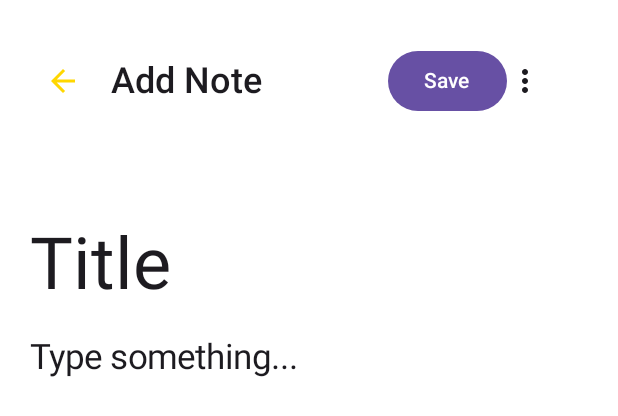
After one commit to rahulbodh/ColorfulToDo, an Android app built with Jetpack Compose: the @Preview function AddScreen, on a phone screen of 412 x 824 dp. The commit adds this screen. Shown: the top 416 px of the screen. Run offline under Robolectric (Android 15) with nearby library versions, the phone set to English and light mode, and no system bars.

Commit message:
Add Notes screen

```diff
--- a/app/src/main/java/com/example/colorfultodo/ui/theme/Color.kt
+++ b/app/src/main/java/com/example/colorfultodo/ui/theme/Color.kt
@@ -22,3 +22,4 @@ val violet = Color(0xffB69CFF)
 val dark_violet = Color(0xFF9B6A9B)
 val rose = Color(0xABFF007F)
 val gray_white = Color(0xFFECE9E9)
+val dark_yellow = Color(0xFFFFD700)
--- /dev/null
+++ b/app/src/main/java/com/example/colorfultodo/view/AddScreen.kt
@@ -0,0 +1,75 @@
+package com.example.colorfultodo.view
+
+import android.R
+import androidx.compose.foundation.background
+import androidx.compose.foundation.layout.Column
+import androidx.compose.foundation.layout.Row
+import androidx.compose.foundation.layout.Spacer
+import androidx.compose.foundation.layout.fillMaxSize
+import androidx.compose.foundation.layout.fillMaxWidth
+import androidx.compose.foundation.layout.padding
+import androidx.compose.material.icons.Icons
+import androidx.compose.material.icons.filled.ArrowBack
+import androidx.compose.material.icons.filled.MoreVert
+import androidx.compose.material3.Button
+import androidx.compose.material3.Icon
+import androidx.compose.material3.IconButton
+import androidx.compose.material3.Scaffold
+import androidx.compose.material3.Text
+import androidx.compose.runtime.Composable
+import androidx.compose.ui.Alignment
+import androidx.compose.ui.Modifier
+import androidx.compose.ui.graphics.Color
+import androidx.compose.ui.text.font.FontWeight
+import androidx.compose.ui.tooling.preview.Preview
+import androidx.compose.ui.unit.dp
+import androidx.compose.ui.unit.sp
+import com.example.colorfultodo.ui.theme.dark_yellow
+import com.example.colorfultodo.ui.theme.yellow
+
+@Preview
+@Composable
+fun AddScreen() {
+    Scaffold (
+        Modifier,
+        topBar = {
+            Row (Modifier.fillMaxWidth()
+                .background(color = Color.White)
+                .padding(horizontal = 30.dp , 30.dp),
+                verticalAlignment = Alignment.CenterVertically
+            ){
+
+                Icon(imageVector = Icons.Default.ArrowBack,
+                    contentDescription = "Back" ,
+                    tint = dark_yellow,
+                    modifier = Modifier.padding(end = 20.dp)
+                )
+                Text("Add Note" , Modifier , fontSize = 24.sp , fontWeight = FontWeight.W600 )
+                Spacer(modifier = Modifier.weight(1f))
+                Button(
+                    onClick = { /*TODO*/ },
+                ) {
+                    Text(
+                        text = "Save",
+                        color = Color.White
+                    )
+                }
+                Icon(imageVector = Icons.Default.MoreVert,
+                    contentDescription = "More",
+                    modifier = Modifier.padding(end = 20.dp)
+                )
+            }
+        },
+
+    ){
+        Column(
+            Modifier.padding(it).fillMaxSize()
+                .background(Color.White)
+                .padding(horizontal = 20.dp , 40.dp)
+        ) {
+            Text("Title" , fontSize = 48.sp , fontWeight = FontWeight.W400)
+            Text("Type something..." , Modifier.padding(top = 20.dp) , fontSize = 23.sp , fontWeight = FontWeight.W400)
+
+        }
+    }
+}
```
